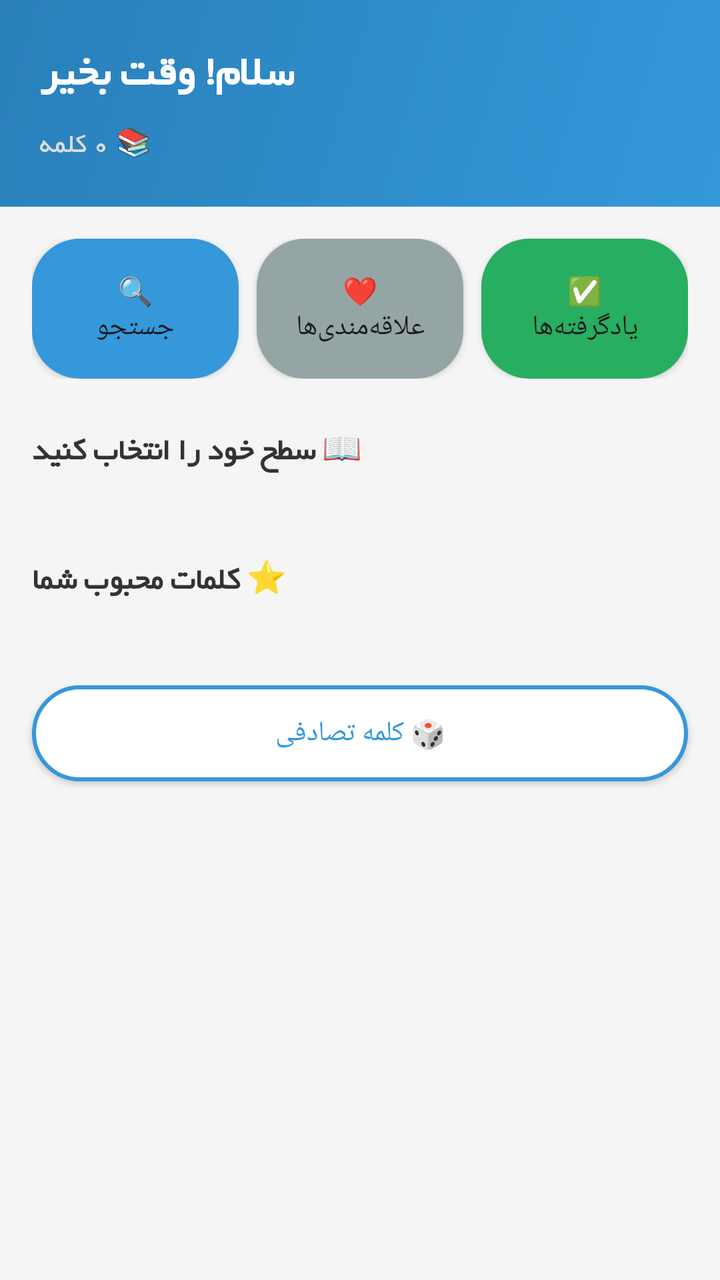
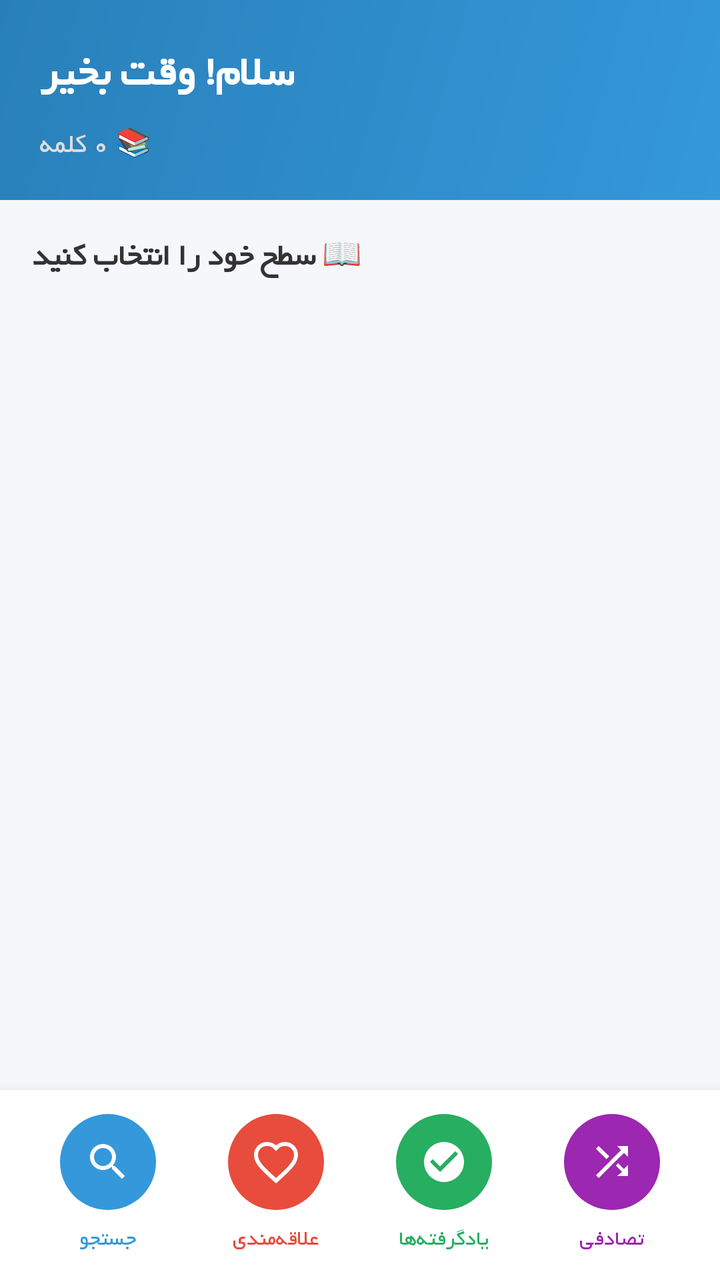

Screens rendered from an Android XML layout before and after an edit, with the pre-edit source and the edit as a unified diff.
<!-- AndroidManifest.xml: application theme Theme.VisualDictionaryWizard -->
<!-- res/layout/activity_main.xml -->
<?xml version="1.0" encoding="utf-8"?>
<LinearLayout xmlns:android="http://schemas.android.com/apk/res/android"
    xmlns:app="http://schemas.android.com/apk/res-auto"
    android:layout_width="match_parent"
    android:layout_height="match_parent"
    android:orientation="vertical"
    android:layoutDirection="rtl"
    android:background="#f5f5f5">

    
    <LinearLayout
        android:layout_width="match_parent"
        android:layout_height="wrap_content"
        android:orientation="vertical"
        android:padding="20dp"
        android:background="@drawable/gradient_background">

        <TextView
            android:fontFamily="@font/yekan"
            android:id="@+id/welcomeText"
            android:layout_width="wrap_content"
            android:layout_height="wrap_content"
            android:text="سلام! وقت بخیر"
            android:textSize="22sp"
            android:textStyle="bold"
            android:textColor="#fff"/>

        <TextView
            android:fontFamily="@font/yekan"
            android:id="@+id/wordCountText"
            android:layout_width="wrap_content"
            android:layout_height="wrap_content"
            android:text="📚 0 کلمه"
            android:textSize="14sp"
            android:textColor="#ddd"
            android:layout_marginTop="8dp"/>

    </LinearLayout>

    
    <LinearLayout
        android:layout_width="match_parent"
        android:layout_height="wrap_content"
        android:orientation="horizontal"
        android:padding="16dp"
        android:gravity="center">

        <Button
            android:id="@+id/searchButton"
            android:layout_width="0dp"
            android:layout_height="70dp"
            android:layout_weight="1"
            android:text="🔍\nجستجو"
            android:background="@drawable/button_primary"
            android:layout_marginEnd="6dp"/>

        <Button
            android:id="@+id/favoritesButton"
            android:layout_width="0dp"
            android:layout_height="70dp"
            android:layout_weight="1"
            android:text="❤️\nعلاقه‌مندی‌ها"
            android:background="@drawable/button_secondary"
            android:layout_marginStart="3dp"
            android:layout_marginEnd="3dp"/>

        <Button
            android:id="@+id/masteredButton"
            android:layout_width="0dp"
            android:layout_height="70dp"
            android:layout_weight="1"
            android:text="✅\nیادگرفته‌ها"
            android:background="@drawable/button_success"
            android:layout_marginStart="6dp"/>

    </LinearLayout>

    
    <TextView
            android:fontFamily="@font/yekan"
        android:layout_width="wrap_content"
        android:layout_height="wrap_content"
        android:text="📖 سطح خود را انتخاب کنید"
        android:textStyle="bold"
        android:textSize="16sp"
        android:layout_marginStart="16dp"
        android:layout_marginTop="8dp"
        android:layout_marginBottom="8dp"
        android:textColor="#333"/>

    <androidx.recyclerview.widget.RecyclerView
        android:id="@+id/levelRecyclerView"
        android:layout_width="match_parent"
        android:layout_height="wrap_content"
        android:padding="8dp"
        android:nestedScrollingEnabled="false"/>

    
    <TextView
            android:fontFamily="@font/yekan"
        android:layout_width="wrap_content"
        android:layout_height="wrap_content"
        android:text="⭐ کلمات محبوب شما"
        android:textStyle="bold"
        android:textSize="16sp"
        android:layout_marginStart="16dp"
        android:layout_marginTop="16dp"
        android:layout_marginBottom="8dp"
        android:textColor="#333"/>

    <androidx.recyclerview.widget.RecyclerView
        android:id="@+id/recentWordsRecyclerView"
        android:layout_width="match_parent"
        android:layout_height="wrap_content"
        android:padding="8dp"/>

    <Button
        android:id="@+id/randomButton"
        android:layout_width="match_parent"
        android:layout_height="48dp"
        android:layout_margin="16dp"
        android:text="🎲 کلمه تصادفی"
        android:background="@drawable/button_outline"
        android:textColor="#3498db"/>

    <ProgressBar
        android:id="@+id/progressBar"
        android:layout_width="wrap_content"
        android:layout_height="wrap_content"
        android:layout_gravity="center"
        android:visibility="gone"/>

</LinearLayout>
<!-- resources referenced by this layout -->
<resources>
  <!-- drawable button_outline (drawable) -->
  <?xml version="1.0" encoding="utf-8"?>
  <shape xmlns:android="http://schemas.android.com/apk/res/android">
  
      <solid android:color="#FFFFFF" />
  
      <stroke
          android:width="2dp"
          android:color="#3498db" />
  
      <corners android:radius="24dp" />
  
      <padding
          android:left="16dp"
          android:top="12dp"
          android:right="16dp"
          android:bottom="12dp" />
  
  </shape>
  <!-- drawable button_primary (drawable) -->
  <?xml version="1.0" encoding="utf-8"?>
  <shape xmlns:android="http://schemas.android.com/apk/res/android">
      <solid android:color="#3498db"/>
      <corners android:radius="24dp"/>
  </shape>
  <!-- drawable button_secondary (drawable) -->
  <?xml version="1.0" encoding="utf-8"?>
  <shape xmlns:android="http://schemas.android.com/apk/res/android">
  
      <solid android:color="#95a5a6" />
  
      <corners android:radius="24dp" />
  
      <padding
          android:left="16dp"
          android:top="12dp"
          android:right="16dp"
          android:bottom="12dp" />
  
  </shape>
  <!-- drawable button_success (drawable) -->
  <?xml version="1.0" encoding="utf-8"?>
  <shape xmlns:android="http://schemas.android.com/apk/res/android">
      <solid android:color="#27AE60" />
      <corners android:radius="24dp" />
      <padding
          android:left="16dp"
          android:top="12dp"
          android:right="16dp"
          android:bottom="12dp" />
  </shape>
  <!-- drawable gradient_background (drawable) -->
  <?xml version="1.0" encoding="utf-8"?>
  <shape xmlns:android="http://schemas.android.com/apk/res/android">
      <gradient
          android:startColor="#3498db"
          android:endColor="#2980b9"
          android:angle="135"/>
  </shape>
  <style name="Theme.VisualDictionaryWizard" parent="Base.Theme.VisualDictionaryWizard" />
  <style name="Base.Theme.VisualDictionaryWizard" parent="Theme.Material3.DayNight.NoActionBar">
          
          
      </style>
</resources>

<!-- the commit's change to res/layout/activity_main.xml (unified diff, before → after) -->
@@ -5,15 +5,16 @@
     android:layout_height="match_parent"
     android:orientation="vertical"
     android:layoutDirection="rtl"
-    android:background="#f5f5f5">
+    android:background="#f5f7fa">
 
     
     <LinearLayout
         android:layout_width="match_parent"
-        android:layout_height="wrap_content"
+        android:layout_height="100dp"
         android:orientation="vertical"
         android:padding="20dp"
-        android:background="@drawable/gradient_background">
+        android:background="@drawable/gradient_background"
+        android:gravity="center_vertical">
 
         <TextView
             android:fontFamily="@font/yekan"
@@ -38,69 +39,11 @@
     </LinearLayout>
 
     
-    <LinearLayout
-        android:layout_width="match_parent"
-        android:layout_height="wrap_content"
-        android:orientation="horizontal"
-        android:padding="16dp"
-        android:gravity="center">
-
-        <Button
-            android:id="@+id/searchButton"
-            android:layout_width="0dp"
-            android:layout_height="70dp"
-            android:layout_weight="1"
-            android:text="🔍\nجستجو"
-            android:background="@drawable/button_primary"
-            android:layout_marginEnd="6dp"/>
-
-        <Button
-            android:id="@+id/favoritesButton"
-            android:layout_width="0dp"
-            android:layout_height="70dp"
-            android:layout_weight="1"
-            android:text="❤️\nعلاقه‌مندی‌ها"
-            android:background="@drawable/button_secondary"
-            android:layout_marginStart="3dp"
-            android:layout_marginEnd="3dp"/>
-
-        <Button
-            android:id="@+id/masteredButton"
-            android:layout_width="0dp"
-            android:layout_height="70dp"
-            android:layout_weight="1"
-            android:text="✅\nیادگرفته‌ها"
-            android:background="@drawable/button_success"
-            android:layout_marginStart="6dp"/>
-
-    </LinearLayout>
-
-    
     <TextView
-            android:fontFamily="@font/yekan"
+        android:fontFamily="@font/yekan"
         android:layout_width="wrap_content"
         android:layout_height="wrap_content"
         android:text="📖 سطح خود را انتخاب کنید"
-        android:textStyle="bold"
-        android:textSize="16sp"
-        android:layout_marginStart="16dp"
-        android:layout_marginTop="8dp"
-        android:layout_marginBottom="8dp"
-        android:textColor="#333"/>
-
-    <androidx.recyclerview.widget.RecyclerView
-        android:id="@+id/levelRecyclerView"
-        android:layout_width="match_parent"
-        android:layout_height="wrap_content"
-        android:padding="8dp"
-        android:nestedScrollingEnabled="false"/>
-
-    
-    <TextView
-            android:fontFamily="@font/yekan"
-        android:layout_width="wrap_content"
-        android:layout_height="wrap_content"
-        android:text="⭐ کلمات محبوب شما"
         android:textStyle="bold"
         android:textSize="16sp"
         android:layout_marginStart="16dp"
@@ -109,25 +52,196 @@
         android:textColor="#333"/>
 
     <androidx.recyclerview.widget.RecyclerView
+        android:id="@+id/levelRecyclerView"
+        android:layout_width="match_parent"
+        android:layout_height="0dp"
+        android:layout_weight="1"
+        android:padding="8dp"
+        android:nestedScrollingEnabled="false"/>
+
+    
+    <TextView
+        android:fontFamily="@font/yekan"
+        android:layout_width="wrap_content"
+        android:layout_height="wrap_content"
+        android:text="⭐ کلمات محبوب شما"
+        android:textStyle="bold"
+        android:textSize="16sp"
+        android:layout_marginStart="16dp"
+        android:layout_marginTop="8dp"
+        android:layout_marginBottom="8dp"
+        android:textColor="#333"
+        android:visibility="gone"/>
+
+    <androidx.recyclerview.widget.RecyclerView
         android:id="@+id/recentWordsRecyclerView"
         android:layout_width="match_parent"
         android:layout_height="wrap_content"
-        android:padding="8dp"/>
-
-    <Button
-        android:id="@+id/randomButton"
-        android:layout_width="match_parent"
-        android:layout_height="48dp"
-        android:layout_margin="16dp"
-        android:text="🎲 کلمه تصادفی"
-        android:background="@drawable/button_outline"
-        android:textColor="#3498db"/>
+        android:padding="8dp"
+        android:visibility="gone"/>
+
+    
+    <LinearLayout
+        android:layout_width="match_parent"
+        android:layout_height="wrap_content"
+        android:orientation="horizontal"
+        android:gravity="center"
+        android:padding="12dp"
+        android:paddingBottom="16dp"
+        android:background="#FFFFFF"
+        android:elevation="10dp">
+
+        <LinearLayout
+            android:id="@+id/searchButton"
+            android:layout_width="0dp"
+            android:layout_height="match_parent"
+            android:layout_weight="1"
+            android:orientation="vertical"
+            android:gravity="center"
+            android:clickable="true"
+            android:focusable="true"
+            android:background="?attr/selectableItemBackgroundBorderless">
+
+            <FrameLayout
+                android:layout_width="48dp"
+                android:layout_height="48dp"
+                android:background="@drawable/circle_button_bg_search">
+
+                <ImageView
+                    android:layout_width="24dp"
+                    android:layout_height="24dp"
+                    android:layout_gravity="center"
+                    android:src="@drawable/ic_search"
+                    android:tint="#FFFFFF" />
+
+            </FrameLayout>
+
+            <TextView
+                android:fontFamily="@font/yekan"
+                android:layout_width="wrap_content"
+                android:layout_height="wrap_content"
+                android:text="جستجو"
+                android:textSize="11sp"
+                android:textColor="#3498db"
+                android:layout_marginTop="6dp" />
+
+        </LinearLayout>
+
+        <LinearLayout
+            android:id="@+id/favoritesButton"
+            android:layout_width="0dp"
+            android:layout_height="match_parent"
+            android:layout_weight="1"
+            android:orientation="vertical"
+            android:gravity="center"
+            android:clickable="true"
+            android:focusable="true"
+            android:background="?attr/selectableItemBackgroundBorderless">
+
+            <FrameLayout
+                android:layout_width="48dp"
+                android:layout_height="48dp"
+                android:background="@drawable/circle_button_bg_favorite">
+
+                <ImageView
+                    android:layout_width="24dp"
+                    android:layout_height="24dp"
+                    android:layout_gravity="center"
+                    android:src="@drawable/ic_favorite_outline"
+                    android:tint="#FFFFFF" />
+
+            </FrameLayout>
+
+            <TextView
+                android:fontFamily="@font/yekan"
+                android:layout_width="wrap_content"
+                android:layout_height="wrap_content"
+                android:text="علاقه‌مندی"
+                android:textSize="11sp"
+                android:textColor="#E74C3C"
+                android:layout_marginTop="6dp" />
+
+        </LinearLayout>
+
+        <LinearLayout
+            android:id="@+id/masteredButton"
+            android:layout_width="0dp"
+            android:layout_height="match_parent"
+            android:layout_weight="1"
+            android:orientation="vertical"
+            android:gravity="center"
+            android:clickable="true"
+            android:focusable="true"
+            android:background="?attr/selectableItemBackgroundBorderless">
+
+            <FrameLayout
+                android:layout_width="48dp"
+                android:layout_height="48dp"
+                android:background="@drawable/circle_button_bg_mastered">
+
+                <ImageView
+                    android:layout_width="24dp"
+                    android:layout_height="24dp"
+                    android:layout_gravity="center"
+                    android:src="@drawable/ic_mastered"
+                    android:tint="#FFFFFF" />
+
+            </FrameLayout>
+
+            <TextView
+                android:fontFamily="@font/yekan"
+                android:layout_width="wrap_content"
+                android:layout_height="wrap_content"
+                android:text="یادگرفته‌ها"
+                android:textSize="11sp"
+                android:textColor="#27AE60"
+                android:layout_marginTop="6dp" />
+
+        </LinearLayout>
+
+        <LinearLayout
+            android:id="@+id/randomButton"
+            android:layout_width="0dp"
+            android:layout_height="match_parent"
+            android:layout_weight="1"
+            android:orientation="vertical"
+            android:gravity="center"
+            android:clickable="true"
+            android:focusable="true"
+            android:background="?attr/selectableItemBackgroundBorderless">
+
+            <FrameLayout
+                android:layout_width="48dp"
+                android:layout_height="48dp"
+                android:background="@drawable/circle_button_bg_random">
+
+                <ImageView
+                    android:layout_width="24dp"
+                    android:layout_height="24dp"
+                    android:layout_gravity="center"
+                    android:src="@drawable/ic_random"
+                    android:tint="#FFFFFF" />
+
+            </FrameLayout>
+
+            <TextView
+                android:fontFamily="@font/yekan"
+                android:layout_width="wrap_content"
+                android:layout_height="wrap_content"
+                android:text="تصادفی"
+                android:textSize="11sp"
+                android:textColor="#9C27B0"
+                android:layout_marginTop="6dp" />
+
+        </LinearLayout>
+
+    </LinearLayout>
 
     <ProgressBar
         android:id="@+id/progressBar"
         android:layout_width="wrap_content"
         android:layout_height="wrap_content"
         android:layout_gravity="center"
-        android:visibility="gone"/>
+        android:visibility="gone" />
 
 </LinearLayout>
<!-- resource entries referenced after the edit -->
@@ -1,55 +1,32 @@
 <!-- resources referenced by this layout -->
 <resources>
-  <!-- drawable button_outline (drawable) -->
+  <!-- drawable circle_button_bg_favorite (drawable) -->
   <?xml version="1.0" encoding="utf-8"?>
-  <shape xmlns:android="http://schemas.android.com/apk/res/android">
-  
-      <solid android:color="#FFFFFF" />
-  
-      <stroke
-          android:width="2dp"
-          android:color="#3498db" />
-  
-      <corners android:radius="24dp" />
-  
-      <padding
-          android:left="16dp"
-          android:top="12dp"
-          android:right="16dp"
-          android:bottom="12dp" />
-  
+  <shape xmlns:android="http://schemas.android.com/apk/res/android"
+      android:shape="oval">
+      <solid android:color="#E74C3C" />
+      <size android:width="48dp" android:height="48dp" />
   </shape>
-  <!-- drawable button_primary (drawable) -->
+  <!-- drawable circle_button_bg_mastered (drawable) -->
   <?xml version="1.0" encoding="utf-8"?>
-  <shape xmlns:android="http://schemas.android.com/apk/res/android">
-      <solid android:color="#3498db"/>
-      <corners android:radius="24dp"/>
+  <shape xmlns:android="http://schemas.android.com/apk/res/android"
+      android:shape="oval">
+      <solid android:color="#27AE60" />
+      <size android:width="48dp" android:height="48dp" />
   </shape>
-  <!-- drawable button_secondary (drawable) -->
+  <!-- drawable circle_button_bg_random (drawable) -->
   <?xml version="1.0" encoding="utf-8"?>
-  <shape xmlns:android="http://schemas.android.com/apk/res/android">
-  
-      <solid android:color="#95a5a6" />
-  
-      <corners android:radius="24dp" />
-  
-      <padding
-          android:left="16dp"
-          android:top="12dp"
-          android:right="16dp"
-          android:bottom="12dp" />
-  
+  <shape xmlns:android="http://schemas.android.com/apk/res/android"
+      android:shape="oval">
+      <solid android:color="#9C27B0" />
+      <size android:width="48dp" android:height="48dp" />
   </shape>
-  <!-- drawable button_success (drawable) -->
+  <!-- drawable circle_button_bg_search (drawable) -->
   <?xml version="1.0" encoding="utf-8"?>
-  <shape xmlns:android="http://schemas.android.com/apk/res/android">
-      <solid android:color="#27AE60" />
-      <corners android:radius="24dp" />
-      <padding
-          android:left="16dp"
-          android:top="12dp"
-          android:right="16dp"
-          android:bottom="12dp" />
+  <shape xmlns:android="http://schemas.android.com/apk/res/android"
+      android:shape="oval">
+      <solid android:color="#3498db" />
+      <size android:width="48dp" android:height="48dp" />
   </shape>
   <!-- drawable gradient_background (drawable) -->
   <?xml version="1.0" encoding="utf-8"?>
@@ -59,6 +36,56 @@
           android:endColor="#2980b9"
           android:angle="135"/>
   </shape>
+  <!-- drawable ic_favorite_outline (drawable) -->
+  <vector xmlns:android="http://schemas.android.com/apk/res/android"
+      android:width="24dp"
+      android:height="24dp"
+      android:viewportWidth="24"
+      android:viewportHeight="24">
+  
+      <path
+          android:fillColor="#00000000"
+          android:strokeColor="#E74C3C"
+          android:strokeWidth="2"
+          android:pathData="M12,21.35l-1.45,-1.32C5.4,15.36 2,12.28 2,8.5 2,5.42 4.42,3 7.5,3c1.74,0 3.41,0.81 4.5,2.09C13.09,3.81 14.76,3 16.5,3 19.58,3 22,5.42 22,8.5c0,3.78 -3.4,6.86 -8.55,11.54L12,21.35z"/>
+  
+  </vector>
+  <!-- drawable ic_mastered (drawable) -->
+  <vector xmlns:android="http://schemas.android.com/apk/res/android"
+      android:width="24dp"
+      android:height="24dp"
+      android:viewportWidth="24"
+      android:viewportHeight="24">
+  
+      <path
+          android:fillColor="#4CAF50"
+          android:pathData="M12,2C6.48,2 2,6.48 2,12s4.48,10 10,10 10,-4.48 10,-10S17.52,2 12,2zm-2,15l-5,-5 1.41,-1.41L10,14.17l7.59,-7.59L19,8l-9,9z"/>
+  
+  </vector>
+  <!-- drawable ic_random (drawable) -->
+  <vector xmlns:android="http://schemas.android.com/apk/res/android"
+      android:width="24dp"
+      android:height="24dp"
+      android:viewportWidth="24"
+      android:viewportHeight="24">
+  
+      <path
+          android:fillColor="#9C27B0"
+          android:pathData="M10.59,9.17L5.41,4 4,5.41l5.17,5.17 1.42,-1.41zM14.5,4l2.04,2.04L4,18.59 5.41,20 17.96,7.46 20,9.5V4h-5.5zm0.83,8.41l-1.41,1.41 3.13,3.13L14.5,19h5.5v-5.5l-2.04,2.04 -3.13,-3.13z"/>
+  
+  </vector>
+  <!-- drawable ic_search (drawable) -->
+  <vector xmlns:android="http://schemas.android.com/apk/res/android"
+      android:width="24dp"
+      android:height="24dp"
+      android:viewportWidth="24"
+      android:viewportHeight="24">
+  
+      <path
+          android:fillColor="#666666"
+          android:pathData="M15.5,14h-0.79l-0.28,-0.27C15.41,12.59 16,11.11 16,9.5 16,5.91 13.09,3 9.5,3S3,5.91 3,9.5 5.91,16 9.5,16c1.61,0 3.09,-0.59 4.23,-1.57l0.27,0.28v0.79l5,4.99L20.49,19l-4.99,-5zM9.5,14C7.01,14 5,11.99 5,9.5S7.01,5 9.5,5 14,7.01 14,9.5 11.99,14 9.5,14z"/>
+  
+  </vector>
   <style name="Theme.VisualDictionaryWizard" parent="Base.Theme.VisualDictionaryWizard" />
   <style name="Base.Theme.VisualDictionaryWizard" parent="Theme.Material3.DayNight.NoActionBar">
           
